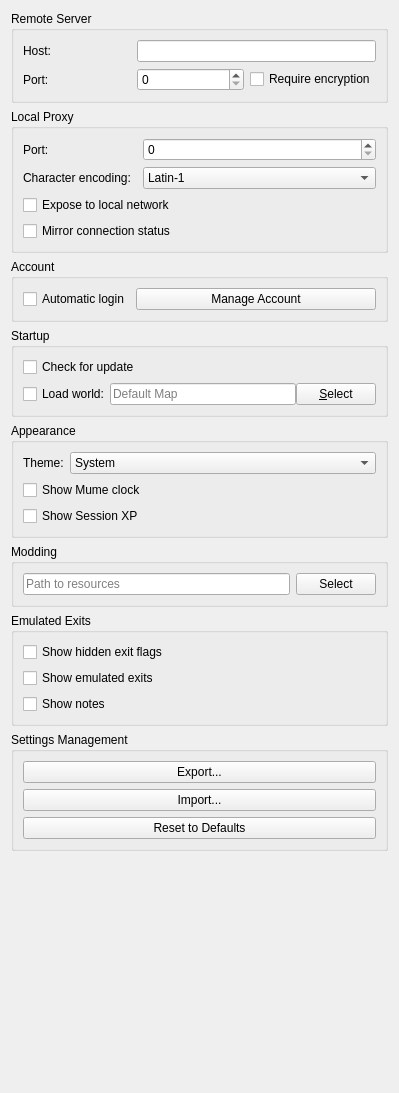
Old version of the form src/preferences/generalpage.ui in the repository MUME/MMapper.
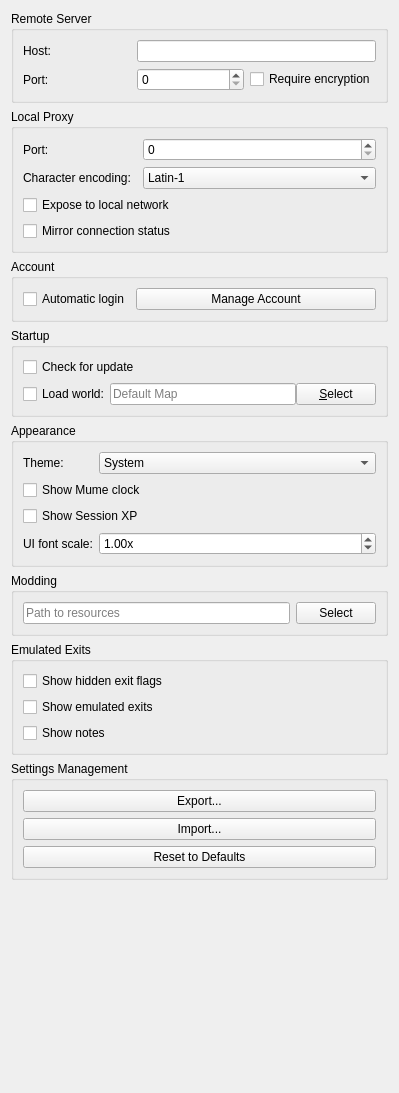
New version of the form.

```diff
--- a/src/preferences/generalpage.ui
+++ b/src/preferences/generalpage.ui
@@ -163,6 +163,44 @@
         </property>
        </widget>
       </item>
+      <item row="3" column="0">
+       <widget class="QLabel" name="uiFontScaleLabel">
+        <property name="text">
+         <string>UI font scale:</string>
+        </property>
+        <property name="buddy">
+         <cstring>uiFontScaleSpinBox</cstring>
+        </property>
+       </widget>
+      </item>
+      <item row="3" column="1">
+       <widget class="QDoubleSpinBox" name="uiFontScaleSpinBox">
+        <property name="toolTip">
+         <string>Multiplier applied to the application font size at startup. Takes effect after restarting MMapper.</string>
+        </property>
+        <property name="focusPolicy">
+         <enum>Qt::FocusPolicy::StrongFocus</enum>
+        </property>
+        <property name="suffix">
+         <string>x</string>
+        </property>
+        <property name="decimals">
+         <number>2</number>
+        </property>
+        <property name="minimum">
+         <double>0.500000000000000</double>
+        </property>
+        <property name="maximum">
+         <double>3.000000000000000</double>
+        </property>
+        <property name="singleStep">
+         <double>0.100000000000000</double>
+        </property>
+        <property name="value">
+         <double>1.000000000000000</double>
+        </property>
+       </widget>
+      </item>
      </layout>
     </widget>
    </item>
```
